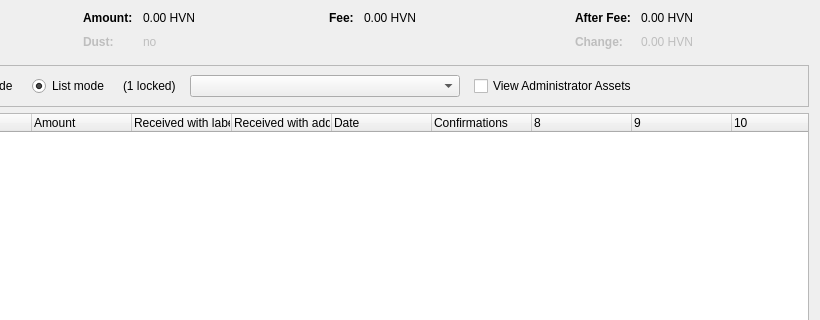
Old version of the form src/qt/forms/assetcontroldialog.ui in the repository HiveProject2021/Hivecoin; both pictures show x 180 to 1000 and y 0 to 320 of the 1000 by 500 pixel window.
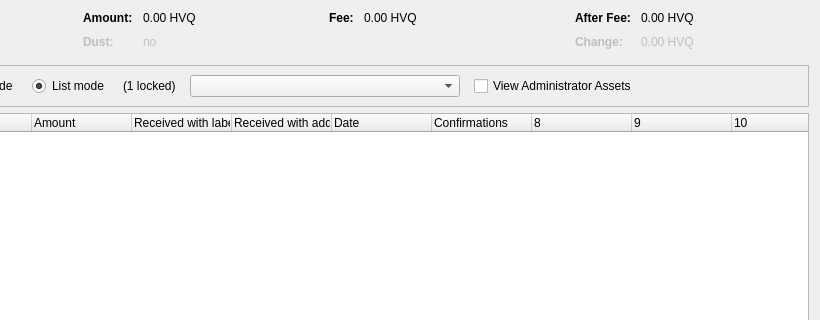
New version of the form. Custom widgets are drawn as their Qt base class.

```diff
--- a/src/qt/forms/assetcontroldialog.ui
+++ b/src/qt/forms/assetcontroldialog.ui
@@ -132,7 +132,7 @@
           <enum>Qt::ActionsContextMenu</enum>
          </property>
          <property name="text">
-          <string notr="true">0.00 HVN</string>
+          <string notr="true">0.00 HVQ</string>
          </property>
          <property name="textInteractionFlags">
           <set>Qt::LinksAccessibleByMouse|Qt::TextSelectableByKeyboard|Qt::TextSelectableByMouse</set>
@@ -212,7 +212,7 @@
           <enum>Qt::ActionsContextMenu</enum>
          </property>
          <property name="text">
-          <string notr="true">0.00 HVN</string>
+          <string notr="true">0.00 HVQ</string>
          </property>
          <property name="textInteractionFlags">
           <set>Qt::LinksAccessibleByMouse|Qt::TextSelectableByKeyboard|Qt::TextSelectableByMouse</set>
@@ -257,7 +257,7 @@
           <enum>Qt::ActionsContextMenu</enum>
          </property>
          <property name="text">
-          <string notr="true">0.00 HVN</string>
+          <string notr="true">0.00 HVQ</string>
          </property>
          <property name="textInteractionFlags">
           <set>Qt::LinksAccessibleByMouse|Qt::TextSelectableByKeyboard|Qt::TextSelectableByMouse</set>
@@ -292,7 +292,7 @@
           <enum>Qt::ActionsContextMenu</enum>
          </property>
          <property name="text">
-          <string notr="true">0.00 HVN</string>
+          <string notr="true">0.00 HVQ</string>
          </property>
          <property name="textInteractionFlags">
           <set>Qt::LinksAccessibleByMouse|Qt::TextSelectableByKeyboard|Qt::TextSelectableByMouse</set>
```
